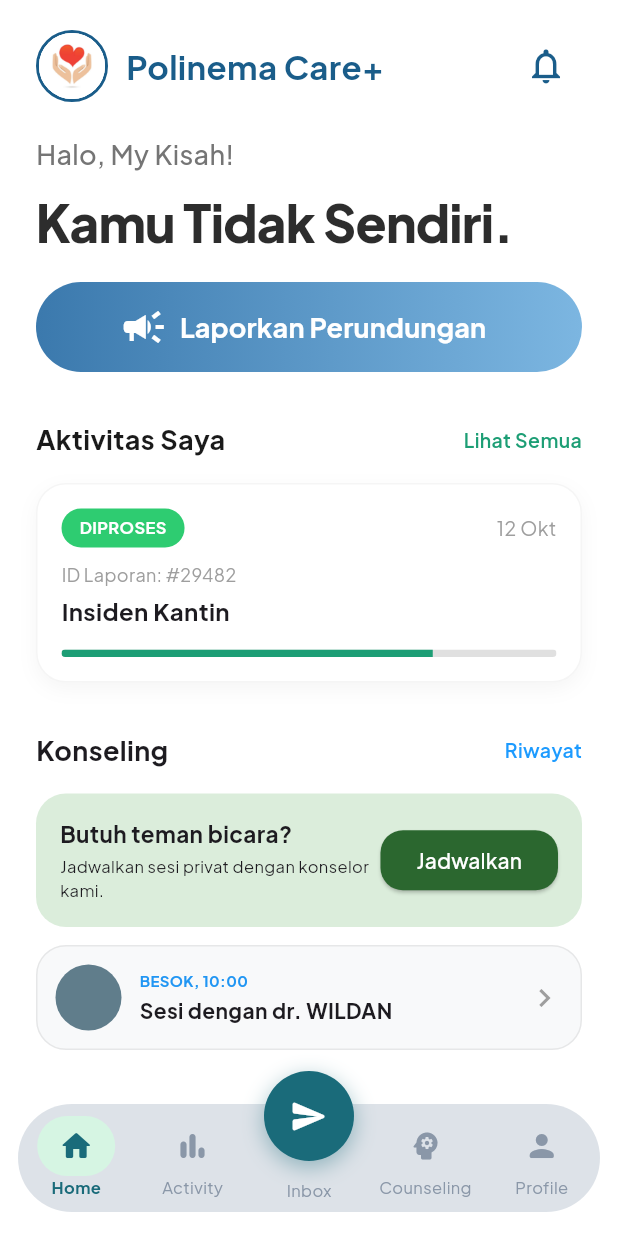
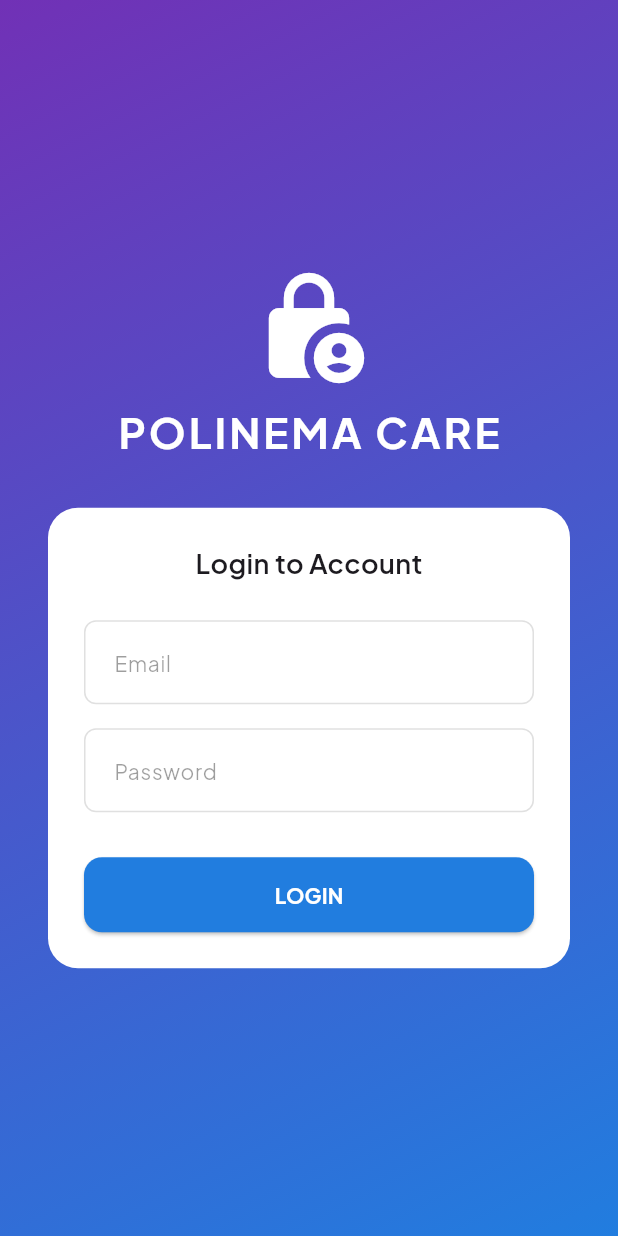
Before and after one commit to munnotmon/Kel5_PM_Tugas4, a Flutter app: the screen it shows after launch, on a phone screen of 412 x 824 dp. Run offline on Flutter 3.47's test engine with Material 3 defaults, Android fonts, the phone set to English and light mode, and no system bars; our stand-ins replace google_fonts.

Commit message:
Wildan lagi bikin login

```diff
--- /dev/null
+++ b/lib/login_care.dart
@@ -0,0 +1,254 @@
+import 'package:flutter/material.dart';
+import 'main.dart'; // Import main.dart untuk mengakses MainScreen
+
+class LoginCare extends StatefulWidget {
+  const LoginCare({super.key});
+
+  @override
+  State<LoginCare> createState() => _LoginCareState();
+}
+
+class _LoginCareState extends State<LoginCare> {
+  final _formKey = GlobalKey<FormState>();
+  final TextEditingController _emailController = TextEditingController();
+  final TextEditingController _passwordController = TextEditingController();
+
+  @override
+  void dispose() {
+    _emailController.dispose();
+    _passwordController.dispose();
+    super.dispose();
+  }
+
+  void _login() {
+    if (_formKey.currentState!.validate()) {
+      // Logika login
+      if (_emailController.text == "admin@mail.com" &&
+          _passwordController.text == "123456") {
+        ScaffoldMessenger.of(context).showSnackBar(
+          const SnackBar(
+            content: Text('Login Polinema care Berhasil!'),
+            backgroundColor: Colors.green,
+            behavior: SnackBarBehavior.floating,
+          ),
+        );
+
+        // Pindah ke MainScreen yang ada di main.dart
+        Future.delayed(const Duration(seconds: 1), () {
+          if (!mounted) return;
+          Navigator.pushReplacement(
+            context,
+            MaterialPageRoute(builder: (context) => const MainScreen()),
+          );
+        });
+      } else {
+        ScaffoldMessenger.of(context).showSnackBar(
+          const SnackBar(
+            content: Text('Email atau Password Salah'),
+            backgroundColor: Colors.redAccent,
+            behavior: SnackBarBehavior.floating,
+          ),
+        );
+      }
+    }
+  }
+
+  @override
+  Widget build(BuildContext context) {
+    return Scaffold(
+      body: Container(
+        width: double.infinity,
+        height: double.infinity,
+        decoration: const BoxDecoration(
+          gradient: LinearGradient(
+            begin: Alignment.topLeft,
+            end: Alignment.bottomRight,
+            colors: [Color(0xFF7131B6), Color(0xFF217DDF)],
+          ),
+        ),
+        child: SafeArea(
+          child: Center(
+            child: SingleChildScrollView(
+              padding: const EdgeInsets.symmetric(horizontal: 32.0),
+              child: Column(
+                children: [
+                  const Icon(
+                    Icons.lock_person_rounded,
+                    size: 80,
+                    color: Colors.white,
+                  ),
+                  const SizedBox(height: 10),
+                  const Text(
+                    "POLINEMA CARE",
+                    style: TextStyle(
+                      color: Colors.white,
+                      fontSize: 28,
+                      fontWeight: FontWeight.bold,
+                      letterSpacing: 2,
+                    ),
+                  ),
+                  const SizedBox(height: 30),
+                  Container(
+                    padding: const EdgeInsets.all(24.0),
+                    decoration: BoxDecoration(
+                      color: Colors.white,
+                      borderRadius: BorderRadius.circular(20.0),
+                    ),
+                    child: Form(
+                      key: _formKey,
+                      child: Column(
+                        children: [
+                          const Text(
+                            "Login to Account",
+                            style: TextStyle(
+                              fontSize: 18,
+                              fontWeight: FontWeight.w600,
+                            ),
+                          ),
+                          const SizedBox(height: 25),
+
+                          // --- Email Field (Gaya Baru Anda) ---
+                          TextFormField(
+                            controller: _emailController,
+                            keyboardType: TextInputType.emailAddress,
+                            validator: (value) {
+                              if (value == null || value.isEmpty) {
+                                return 'Email tidak boleh kosong';
+                              }
+                              final emailRegex = RegExp(
+                                r'^[\w-\.]+@([\w-]+\.)+[\w-]{2,4}$',
+                              );
+                              if (!emailRegex.hasMatch(value)) {
+                                return 'Format email tidak valid';
+                              }
+                              return null;
+                            },
+                            decoration: InputDecoration(
+                              hintText: 'Email',
+                              hintStyle: const TextStyle(
+                                color: Colors.black38,
+                                fontSize: 14,
+                                fontWeight: FontWeight.w400,
+                              ),
+                              contentPadding: const EdgeInsets.symmetric(
+                                horizontal: 16,
+                                vertical: 16,
+                              ),
+                              border: OutlineInputBorder(
+                                borderRadius: BorderRadius.circular(8.0),
+                                borderSide: const BorderSide(
+                                  color: Colors.black12,
+                                ),
+                              ),
+                              enabledBorder: OutlineInputBorder(
+                                borderRadius: BorderRadius.circular(8.0),
+                                borderSide: const BorderSide(
+                                  color: Colors.black12,
+                                ),
+                              ),
+                              focusedBorder: OutlineInputBorder(
+                                borderRadius: BorderRadius.circular(8.0),
+                                borderSide: const BorderSide(
+                                  color: Color(0xFF217DDF),
+                                  width: 1.5,
+                                ),
+                              ),
+                              errorBorder: OutlineInputBorder(
+                                borderRadius: BorderRadius.circular(8.0),
+                                borderSide: const BorderSide(
+                                  color: Colors.redAccent,
+                                  width: 1.0,
+                                ),
+                              ),
+                            ),
+                          ),
+                          const SizedBox(height: 16),
+
+                          // --- Password Field (Gaya Baru Anda) ---
+                          TextFormField(
+                            controller: _passwordController,
+                            obscureText: true,
+                            validator: (value) {
+                              if (value == null || value.isEmpty) {
+                                return 'Password tidak boleh kosong';
+                              }
+                              if (value.length < 6) {
+                                return 'Password minimal 6 karakter';
+                              }
+                              return null;
+                            },
+                            decoration: InputDecoration(
+                              hintText: 'Password',
+                              hintStyle: const TextStyle(
+                                color: Colors.black38,
+                                fontSize: 14,
+                                fontWeight: FontWeight.w400,
+                              ),
+                              contentPadding: const EdgeInsets.symmetric(
+                                horizontal: 16,
+                                vertical: 16,
+                              ),
+                              border: OutlineInputBorder(
+                                borderRadius: BorderRadius.circular(8.0),
+                                borderSide: const BorderSide(
+                                  color: Colors.black12,
+                                ),
+                              ),
+                              enabledBorder: OutlineInputBorder(
+                                borderRadius: BorderRadius.circular(8.0),
+                                borderSide: const BorderSide(
+                                  color: Colors.black12,
+                                ),
+                              ),
+                              focusedBorder: OutlineInputBorder(
+                                borderRadius: BorderRadius.circular(8.0),
+                                borderSide: const BorderSide(
+                                  color: Color(0xFF217DDF),
+                                  width: 1.5,
+                                ),
+                              ),
+                              errorBorder: OutlineInputBorder(
+                                borderRadius: BorderRadius.circular(8.0),
+                                borderSide: const BorderSide(
+                                  color: Colors.redAccent,
+                                  width: 1.0,
+                                ),
+                              ),
+                            ),
+                          ),
+                          const SizedBox(height: 30),
+
+                          // Login Button
+                          SizedBox(
+                            width: double.infinity,
+                            height: 50,
+                            child: ElevatedButton(
+                              onPressed: _login,
+                              style: ElevatedButton.styleFrom(
+                                backgroundColor: const Color(0xFF217DDF),
+                                shape: RoundedRectangleBorder(
+                                  borderRadius: BorderRadius.circular(12),
+                                ),
+                              ),
+                              child: const Text(
+                                'LOGIN',
+                                style: TextStyle(
+                                  color: Colors.white,
+                                  fontWeight: FontWeight.bold,
+                                ),
+                              ),
+                            ),
+                          ),
+                        ],
+                      ),
+                    ),
+                  ),
+                ],
+              ),
+            ),
+          ),
+        ),
+      ),
+    );
+  }
+}
--- a/lib/main.dart
+++ b/lib/main.dart
@@ -1,4 +1,5 @@
 import 'package:flutter/material.dart';
+import 'login_care.dart';
 import 'package:google_fonts/google_fonts.dart';
 
 void main() {
@@ -18,7 +19,7 @@ class MyApp extends StatelessWidget {
         useMaterial3: true,
         textTheme: GoogleFonts.plusJakartaSansTextTheme(),
       ),
-      home: const MainScreen(),
+      home: LoginCare(),
     );
   }
 }
```
Also changed, not shown: 1 other file.
